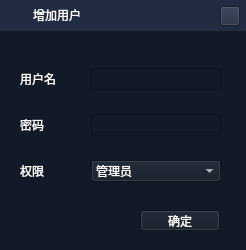
Old version of the form component/adduser.ui in the repository tech-flyflypig/HQ_Battery.
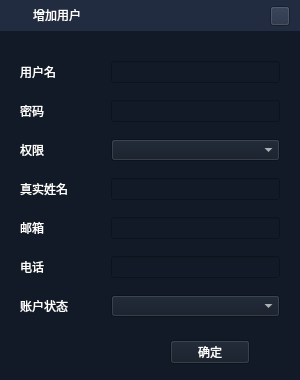
New version of the form. Icons and pictures are not drawn.

Commit message: 更新主程序以支持用户登录功能，添加用户权限管理，优化数据库连接和错误处理逻辑；新增用户管理界面，更新用户信息显示，调整UI布局以提升用户体验。

The edit to the form file:
```diff
--- a/component/adduser.ui
+++ b/component/adduser.ui
@@ -6,8 +6,8 @@
    <rect>
     <x>0</x>
     <y>0</y>
-    <width>246</width>
-    <height>250</height>
+    <width>300</width>
+    <height>380</height>
    </rect>
   </property>
   <property name="windowTitle">
@@ -23,7 +23,7 @@
     <rect>
      <x>0</x>
      <y>0</y>
-     <width>261</width>
+     <width>300</width>
      <height>31</height>
     </rect>
    </property>
@@ -33,7 +33,7 @@
    <widget class="QPushButton" name="btn_close">
     <property name="geometry">
      <rect>
-      <x>220</x>
+      <x>270</x>
       <y>6</y>
       <width>20</width>
       <height>20</height>
@@ -90,10 +90,10 @@
   <widget class="QPushButton" name="btn_sure">
    <property name="geometry">
     <rect>
-     <x>140</x>
-     <y>210</y>
+     <x>170</x>
+     <y>340</y>
      <width>80</width>
-     <height>21</height>
+     <height>24</height>
     </rect>
    </property>
    <property name="text">
@@ -105,8 +105,8 @@
     <rect>
      <x>20</x>
      <y>50</y>
-     <width>201</width>
-     <height>151</height>
+     <width>260</width>
+     <height>280</height>
     </rect>
    </property>
    <layout class="QGridLayout" name="gridLayout" columnstretch="1,2">
@@ -128,7 +128,11 @@
      </widget>
     </item>
     <item row="1" column="1">
-     <widget class="QLineEdit" name="led_password"/>
+     <widget class="QLineEdit" name="led_password">
+      <property name="echoMode">
+       <enum>QLineEdit::Password</enum>
+      </property>
+     </widget>
     </item>
     <item row="2" column="0">
      <widget class="QLabel" name="label_5">
@@ -138,19 +142,48 @@
      </widget>
     </item>
     <item row="2" column="1">
-     <widget class="QComboBox" name="cbx_privilege">
-      <item>
-       <property name="text">
-        <string>管理员</string>
-       </property>
-      </item>
-      <item>
-       <property name="text">
-        <string>操作员</string>
-       </property>
-      </item>
+     <widget class="QComboBox" name="cbx_privilege"/>
+    </item>
+    <item row="3" column="0">
+     <widget class="QLabel" name="label_6">
+      <property name="text">
+       <string>真实姓名</string>
+      </property>
      </widget>
     </item>
+    <item row="3" column="1">
+     <widget class="QLineEdit" name="led_real_name"/>
+    </item>
+    <item row="4" column="0">
+     <widget class="QLabel" name="label_7">
+      <property name="text">
+       <string>邮箱</string>
+      </property>
+     </widget>
+    </item>
+    <item row="4" column="1">
+     <widget class="QLineEdit" name="led_email"/>
+    </item>
+    <item row="5" column="0">
+     <widget class="QLabel" name="label_8">
+      <property name="text">
+       <string>电话</string>
+      </property>
+     </widget>
+    </item>
+    <item row="5" column="1">
+     <widget class="QLineEdit" name="led_phone"/>
+    </item>
+    <item row="6" column="0">
+     <widget class="QLabel" name="label_9">
+      <property name="text">
+       <string>账户状态</string>
+      </property>
+     </widget>
+    </item>
+    <item row="6" column="1">
+     <widget class="QComboBox" name="cbx_status"/>
+    </item>
    </layout>
   </widget>
  </widget>
```
The commit also changes 19 other files.
